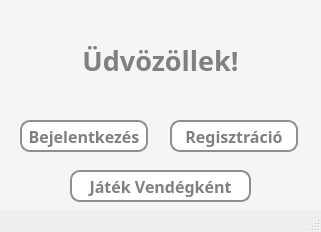
First picture: the form in src/main/resources/ui/default/defaultWelcomeScreen.ui, repository pkristof1999/Szakdolgozat, before the edit.
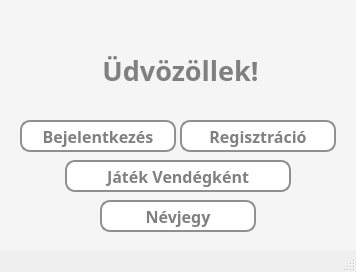
Second picture: the form after the edit.

Commit message: Névjegy gomb hozzáadása az üdvözlő képernyőhöz

Patch:
```diff
--- a/src/main/resources/ui/default/defaultWelcomeScreen.ui
+++ b/src/main/resources/ui/default/defaultWelcomeScreen.ui
@@ -6,8 +6,8 @@
    <rect>
     <x>0</x>
     <y>0</y>
-    <width>321</width>
-    <height>232</height>
+    <width>356</width>
+    <height>272</height>
    </rect>
   </property>
   <property name="windowTitle">
@@ -22,8 +22,8 @@
      <rect>
       <x>0</x>
       <y>0</y>
-      <width>321</width>
-      <height>211</height>
+      <width>356</width>
+      <height>251</height>
      </rect>
     </property>
     <property name="styleSheet">
@@ -39,9 +39,9 @@
      </property>
      <property name="geometry">
       <rect>
-       <x>70</x>
-       <y>20</y>
-       <width>181</width>
+       <x>60</x>
+       <y>30</y>
+       <width>241</width>
        <height>81</height>
       </rect>
      </property>
@@ -82,7 +82,7 @@
       <rect>
        <x>20</x>
        <y>120</y>
-       <width>128</width>
+       <width>156</width>
        <height>32</height>
       </rect>
      </property>
@@ -113,9 +113,9 @@
     <widget class="QPushButton" name="registerButton">
      <property name="geometry">
       <rect>
-       <x>170</x>
+       <x>180</x>
        <y>120</y>
-       <width>128</width>
+       <width>156</width>
        <height>32</height>
       </rect>
      </property>
@@ -146,9 +146,9 @@
     <widget class="QPushButton" name="playAsGuestButton">
      <property name="geometry">
       <rect>
-       <x>70</x>
-       <y>170</y>
-       <width>181</width>
+       <x>65</x>
+       <y>160</y>
+       <width>226</width>
        <height>32</height>
       </rect>
      </property>
@@ -176,6 +176,39 @@
       <string>Játék Vendégként</string>
      </property>
     </widget>
+    <widget class="QPushButton" name="aboutButton">
+     <property name="geometry">
+      <rect>
+       <x>100</x>
+       <y>200</y>
+       <width>156</width>
+       <height>32</height>
+      </rect>
+     </property>
+     <property name="font">
+      <font>
+       <family>Corbel</family>
+       <pointsize>-1</pointsize>
+       <bold>true</bold>
+      </font>
+     </property>
+     <property name="styleSheet">
+      <string notr="true">* {
+	background-color: white;
+	border: 2px solid #8f8f91;
+	border-radius: 10px;
+	color: grey;
+}
+
+*:hover {
+	background-color: rgb(120, 120, 220);
+	color: white;
+}</string>
+     </property>
+     <property name="text">
+      <string>Névjegy</string>
+     </property>
+    </widget>
    </widget>
   </widget>
   <widget class="QStatusBar" name="statusbar"/>
```
The commit also changes 4 other files.
